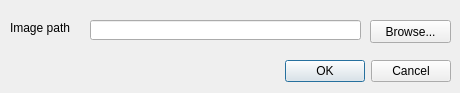
tmizu23/CustomedFreehandRastereGeoreferencer, file freehandrastergeoreferencerdialog.ui: the form before one commit.
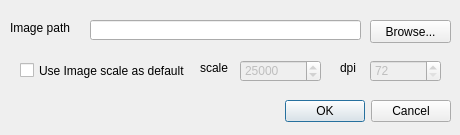
The form after the commit.

What changed in the file:
```diff
--- a/freehandrastergeoreferencerdialog.ui
+++ b/freehandrastergeoreferencerdialog.ui
@@ -7,7 +7,7 @@
     <x>0</x>
     <y>0</y>
     <width>460</width>
-    <height>93</height>
+    <height>135</height>
    </rect>
   </property>
   <property name="windowTitle">
@@ -20,7 +20,7 @@
    <property name="geometry">
     <rect>
      <x>80</x>
-     <y>60</y>
+     <y>100</y>
      <width>371</width>
      <height>23</height>
     </rect>
@@ -68,6 +68,95 @@
     <string>Image path</string>
    </property>
   </widget>
+  <widget class="QCheckBox" name="checkBoxUseScale">
+   <property name="geometry">
+    <rect>
+     <x>20</x>
+     <y>60</y>
+     <width>171</width>
+     <height>21</height>
+    </rect>
+   </property>
+   <property name="text">
+    <string>Use Image scale as default</string>
+   </property>
+  </widget>
+  <widget class="QLabel" name="label_2">
+   <property name="geometry">
+    <rect>
+     <x>200</x>
+     <y>60</y>
+     <width>31</width>
+     <height>16</height>
+    </rect>
+   </property>
+   <property name="text">
+    <string>scale</string>
+   </property>
+  </widget>
+  <widget class="QLabel" name="label_3">
+   <property name="geometry">
+    <rect>
+     <x>340</x>
+     <y>60</y>
+     <width>21</width>
+     <height>16</height>
+    </rect>
+   </property>
+   <property name="text">
+    <string>dpi</string>
+   </property>
+  </widget>
+  <widget class="QDoubleSpinBox" name="doubleSpinBoxScale">
+   <property name="enabled">
+    <bool>false</bool>
+   </property>
+   <property name="geometry">
+    <rect>
+     <x>240</x>
+     <y>60</y>
+     <width>81</width>
+     <height>22</height>
+    </rect>
+   </property>
+   <property name="decimals">
+    <number>0</number>
+   </property>
+   <property name="minimum">
+    <double>1.000000000000000</double>
+   </property>
+   <property name="maximum">
+    <double>9999999.000000000000000</double>
+   </property>
+   <property name="value">
+    <double>25000.000000000000000</double>
+   </property>
+  </widget>
+  <widget class="QDoubleSpinBox" name="doubleSpinBoxDPI">
+   <property name="enabled">
+    <bool>false</bool>
+   </property>
+   <property name="geometry">
+    <rect>
+     <x>370</x>
+     <y>60</y>
+     <width>71</width>
+     <height>22</height>
+    </rect>
+   </property>
+   <property name="decimals">
+    <number>0</number>
+   </property>
+   <property name="minimum">
+    <double>72.000000000000000</double>
+   </property>
+   <property name="maximum">
+    <double>1000.000000000000000</double>
+   </property>
+   <property name="value">
+    <double>72.000000000000000</double>
+   </property>
+  </widget>
  </widget>
  <tabstops>
   <tabstop>lineEditImagePath</tabstop>
```
